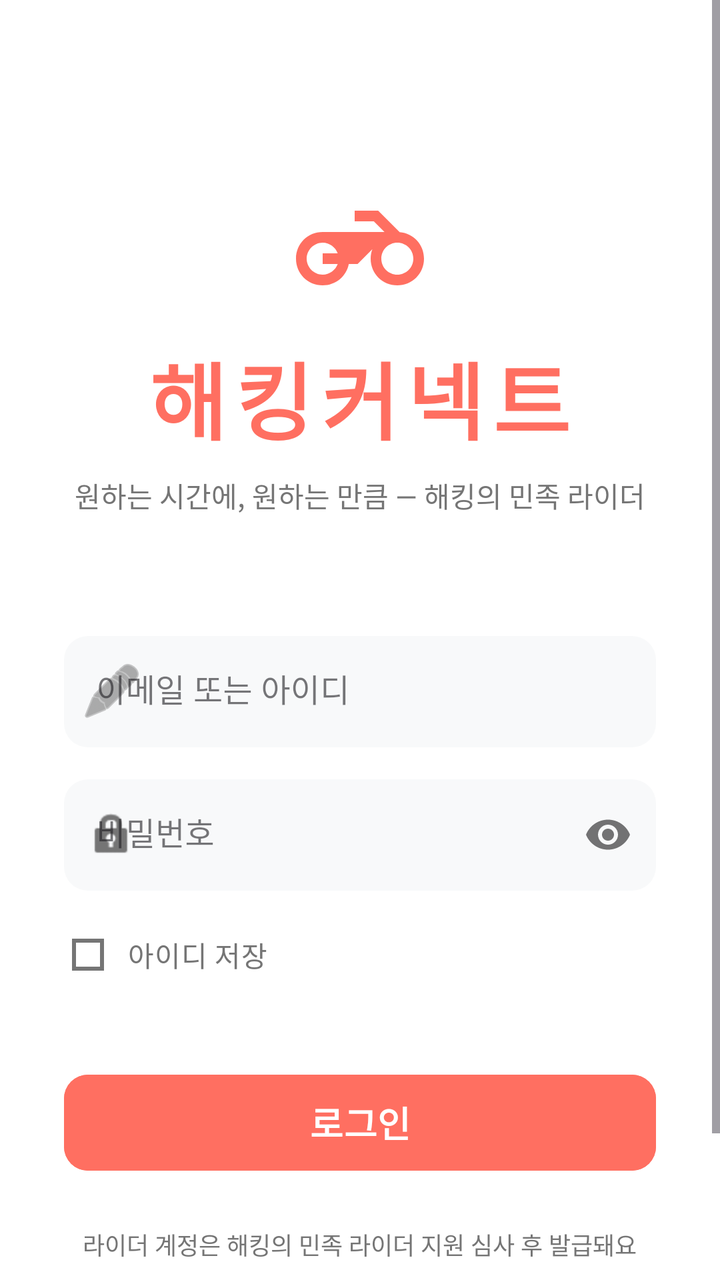
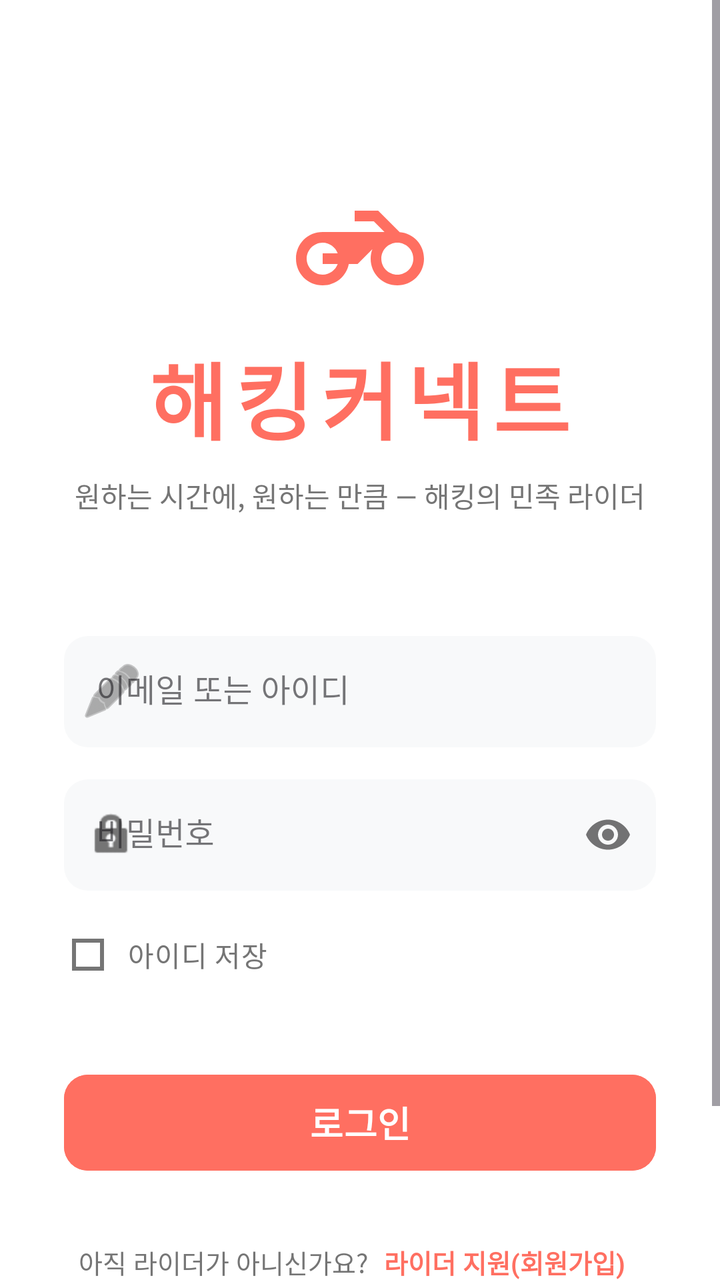

Compare the two renders of this Android layout. The source of the first and the diff that turns it into the second are given below.
<!-- AndroidManifest.xml: application theme Theme.Connect -->
<!-- res/layout/activity_login.xml -->
<?xml version="1.0" encoding="utf-8"?>
<ScrollView xmlns:android="http://schemas.android.com/apk/res/android"
    xmlns:app="http://schemas.android.com/apk/res-auto"
    android:layout_width="match_parent"
    android:layout_height="match_parent"
    android:fillViewport="true"
    android:background="@color/bg_deep">

    <LinearLayout
        android:layout_width="match_parent"
        android:layout_height="wrap_content"
        android:orientation="vertical"
        android:padding="32dp"
        android:gravity="center_horizontal">

        
        <LinearLayout
            android:layout_width="wrap_content"
            android:layout_height="wrap_content"
            android:orientation="vertical"
            android:gravity="center"
            android:layout_marginTop="60dp"
            android:layout_marginBottom="60dp">

            <ImageView
                android:layout_width="64dp"
                android:layout_height="64dp"
                android:src="@drawable/ic_scooter"
                app:tint="@color/coral_primary"
                android:layout_marginBottom="12dp"
                android:contentDescription="해킹커넥트 로고"/>

            <TextView
                android:layout_width="wrap_content"
                android:layout_height="wrap_content"
                android:text="해킹커넥트"
                android:textSize="42sp"
                android:textStyle="bold"
                android:textColor="@color/coral_primary"
                android:letterSpacing="0.1"/>

            <TextView
                android:layout_width="wrap_content"
                android:layout_height="wrap_content"
                android:text="원하는 시간에, 원하는 만큼 — 해킹의 민족 라이더"
                android:textSize="14sp"
                android:textColor="@color/text_secondary"
                android:layout_marginTop="8dp"/>
        </LinearLayout>

        
        <com.google.android.material.textfield.TextInputLayout
            android:layout_width="match_parent"
            android:layout_height="wrap_content"
            android:hint="이메일 또는 아이디"
            app:startIconDrawable="@android:drawable/ic_menu_edit"
            app:startIconTint="@color/text_secondary"
            app:boxBackgroundColor="#F8F9FA"
            app:boxCornerRadiusTopStart="12dp"
            app:boxCornerRadiusTopEnd="12dp"
            app:boxCornerRadiusBottomStart="12dp"
            app:boxCornerRadiusBottomEnd="12dp"
            app:boxStrokeWidth="0dp"
            app:boxStrokeWidthFocused="1dp"
            style="@style/Widget.MaterialComponents.TextInputLayout.FilledBox"
            android:layout_marginBottom="16dp">

            <com.google.android.material.textfield.TextInputEditText
                android:id="@+id/et_login_id"
                android:layout_width="match_parent"
                android:layout_height="wrap_content"
                android:inputType="textEmailAddress"
                android:textColor="@color/text_primary"/>
        </com.google.android.material.textfield.TextInputLayout>

        <com.google.android.material.textfield.TextInputLayout
            android:layout_width="match_parent"
            android:layout_height="wrap_content"
            android:hint="비밀번호"
            app:startIconDrawable="@android:drawable/ic_lock_idle_lock"
            app:startIconTint="@color/text_secondary"
            app:passwordToggleEnabled="true"
            app:boxBackgroundColor="#F8F9FA"
            app:boxCornerRadiusTopStart="12dp"
            app:boxCornerRadiusTopEnd="12dp"
            app:boxCornerRadiusBottomStart="12dp"
            app:boxCornerRadiusBottomEnd="12dp"
            app:boxStrokeWidth="0dp"
            app:boxStrokeWidthFocused="1dp"
            style="@style/Widget.MaterialComponents.TextInputLayout.FilledBox"
            android:layout_marginBottom="8dp">

            <com.google.android.material.textfield.TextInputEditText
                android:id="@+id/et_login_pw"
                android:layout_width="match_parent"
                android:layout_height="wrap_content"
                android:inputType="textPassword"
                android:textColor="@color/text_primary"/>
        </com.google.android.material.textfield.TextInputLayout>

        <CheckBox
            android:id="@+id/cb_save_id"
            android:layout_width="wrap_content"
            android:layout_height="wrap_content"
            android:text="아이디 저장"
            android:textColor="@color/text_secondary"
            android:layout_gravity="start"
            android:layout_marginBottom="32dp"
            app:buttonCompat="@drawable/checkbox_selector"
            app:buttonTint="@null"
            android:paddingStart="8dp"/>

        <Button
            android:id="@+id/btn_login"
            android:layout_width="match_parent"
            android:layout_height="56dp"
            android:text="로그인"
            android:textSize="18sp"
            android:textColor="#FFFFFF"
            android:textStyle="bold"
            android:backgroundTint="@color/coral_primary"
            app:cornerRadius="12dp"
            android:elevation="4dp"
            android:layout_marginBottom="24dp"/>

        
        <TextView
            android:layout_width="wrap_content"
            android:layout_height="wrap_content"
            android:text="라이더 계정은 해킹의 민족 라이더 지원 심사 후 발급돼요"
            android:textSize="12sp"
            android:textColor="@color/text_secondary"
            android:layout_marginBottom="60dp"/>

    </LinearLayout>
</ScrollView>
<!-- resources referenced by this layout -->
<resources>
  <color name="bg_deep">#FFFFFF</color>
  <color name="coral_primary">#FF6F61</color>
  <color name="text_primary">#212121</color>
  <color name="text_secondary">#757575</color>
  <!-- drawable checkbox_selector (drawable) -->
  <?xml version="1.0" encoding="utf-8"?>
  <selector xmlns:android="http://schemas.android.com/apk/res/android">
      <item android:drawable="@drawable/ic_checkbox_checked" android:state_checked="true" />
      <item android:drawable="@drawable/ic_checkbox_unchecked" />
  </selector>
  <!-- drawable ic_scooter (drawable) -->
  <vector xmlns:android="http://schemas.android.com/apk/res/android"
      android:width="24dp"
      android:height="24dp"
      android:viewportWidth="24"
      android:viewportHeight="24">
      <path
          android:fillColor="#FF000000"
          android:pathData="M19.44,9.03L15.41,5H11v2h3.59l2,2H5c-2.8,0 -5,2.2 -5,5s2.2,5 5,5c2.46,0 4.45,-1.69 4.9,-4h1.65l2.77,-2.77c-0.21,0.54 -0.32,1.14 -0.32,1.77 0,2.8 2.2,5 5,5s5,-2.2 5,-5c0,-2.65 -1.97,-4.77 -4.56,-4.97zM7.82,15C7.4,16.15 6.28,17 5,17c-1.63,0 -3,-1.37 -3,-3s1.37,-3 3,-3c1.28,0 2.4,0.85 2.82,2H5v2h2.82zM19,17c-1.66,0 -3,-1.34 -3,-3s1.34,-3 3,-3 3,1.34 3,3 -1.34,3 -3,3z"/>
  </vector>
  <style name="Theme.Connect" parent="Base.Theme.Connect" />
  <!-- drawable ic_checkbox_checked (drawable) -->
  <?xml version="1.0" encoding="utf-8"?>
  <vector xmlns:android="http://schemas.android.com/apk/res/android"
      android:width="24dp"
      android:height="24dp"
      android:viewportWidth="24"
      android:viewportHeight="24">
      
      <path
          android:fillColor="@color/coral_primary"
          android:pathData="M4,4 L20,4 L20,20 L4,20 Z"/>
      
      <path
          android:fillColor="#FFFFFF"
          android:pathData="M9,16.17L4.83,12l-1.42,1.41L9,19 21,7l-1.41,-1.41z"/>
  </vector>
  <!-- drawable ic_checkbox_unchecked (drawable) -->
  <?xml version="1.0" encoding="utf-8"?>
  <vector xmlns:android="http://schemas.android.com/apk/res/android"
      android:width="24dp"
      android:height="24dp"
      android:viewportWidth="24"
      android:viewportHeight="24">
      <path
          android:fillColor="#00000000"
          android:strokeColor="@color/text_secondary"
          android:strokeWidth="2"
          android:pathData="M5,5 L19,5 L19,19 L5,19 Z"/>
  </vector>
  <style name="Base.Theme.Connect" parent="Theme.Material3.DayNight.NoActionBar">
          <item name="colorPrimary">@color/coral_primary</item>
          <item name="colorOnPrimary">@android:color/white</item>
          <item name="colorPrimaryContainer">@color/coral_primary</item>
          <item name="colorOnPrimaryContainer">@android:color/white</item>
          <item name="colorSecondary">@color/coral_primary</item>
          <item name="colorOnSecondary">@android:color/white</item>
          <item name="colorControlActivated">@color/coral_primary</item>
      </style>
</resources>

<!-- the commit's change to res/layout/activity_login.xml (unified diff, before → after) -->
@@ -124,13 +124,30 @@
             android:layout_marginBottom="24dp"/>
 
         
-        <TextView
+        <LinearLayout
             android:layout_width="wrap_content"
             android:layout_height="wrap_content"
-            android:text="라이더 계정은 해킹의 민족 라이더 지원 심사 후 발급돼요"
-            android:textSize="12sp"
-            android:textColor="@color/text_secondary"
-            android:layout_marginBottom="60dp"/>
+            android:orientation="horizontal"
+            android:gravity="center_vertical"
+            android:layout_marginBottom="60dp">
+
+            <TextView
+                android:layout_width="wrap_content"
+                android:layout_height="wrap_content"
+                android:text="아직 라이더가 아니신가요?"
+                android:textSize="13sp"
+                android:textColor="@color/text_secondary"/>
+
+            <TextView
+                android:id="@+id/tv_go_signup"
+                android:layout_width="wrap_content"
+                android:layout_height="wrap_content"
+                android:text="라이더 지원(회원가입)"
+                android:textSize="13sp"
+                android:textStyle="bold"
+                android:textColor="@color/coral_primary"
+                android:padding="8dp"/>
+        </LinearLayout>
 
     </LinearLayout>
 </ScrollView>
